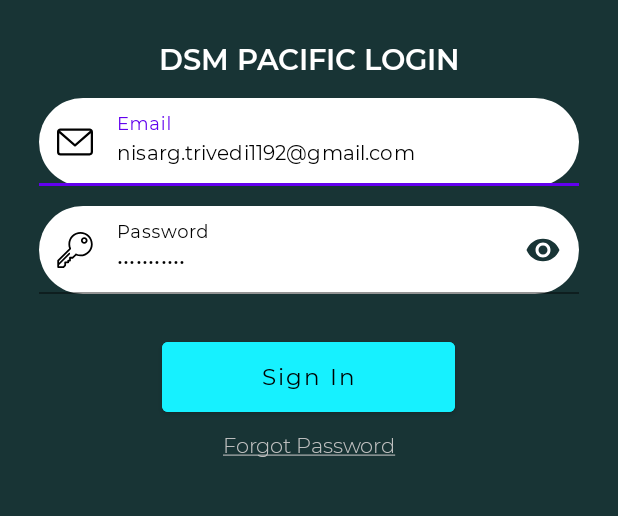
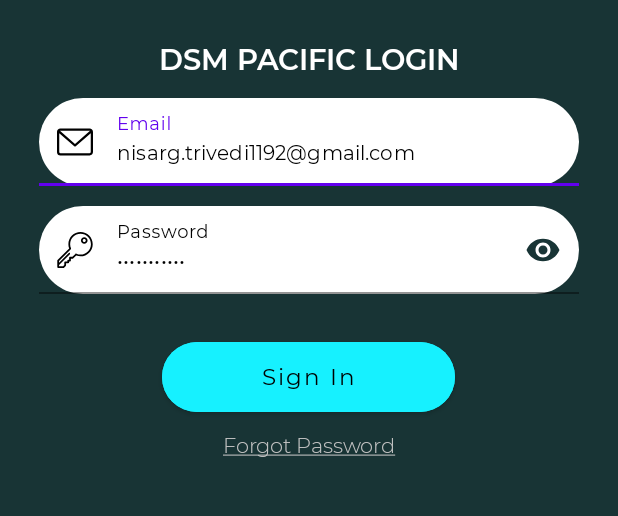
Before and after one commit to nisargtrivedi/DSM_PASIFIC, an Android app: the screen it shows after launch (MainActivity), on a phone screen of 412 x 824 dp, the part 251-767 px from its top. Run offline under Robolectric (Android 15) with nearby library versions, the phone set to English and light mode, and no system bars; our stand-ins replace data binding, sdp/ssp sizes; libraries missing offline, so code that uses them is left out: com.amazonaws.mobileconnectors, com.amazonaws.regions; pictures from the network do not load; 2 statements that could not run were skipped.

Commit message:
Search issue api changes Enquiry Popup issue solved

```diff
--- a/app/src/main/java/com/dsm/ui/Splash.kt
+++ b/app/src/main/java/com/dsm/ui/Splash.kt
@@ -22,16 +22,16 @@ class Splash : BaseActivity() {
             /* Create an Intent that will start the Menu-Activity. */
 
             if(!TextUtils.isEmpty(appPreferences.getString("USERNAME"))){
+                finish()
                 startActivity(
-                        Intent(this, SelectPortalActivity::class.java)
-                                .addFlags(Intent.FLAG_ACTIVITY_NEW_TASK or Intent.FLAG_ACTIVITY_CLEAR_TOP)
-                )
+                        Intent(this, SelectPortalActivity::class.java))
+
             }else {
+                finish()
                 startActivity(
-                        Intent(this, MainActivity::class.java)
-                                .addFlags(Intent.FLAG_ACTIVITY_NEW_TASK or Intent.FLAG_ACTIVITY_CLEAR_TOP)
-                )
+                        Intent(this, MainActivity::class.java))
             }
+            overridePendingTransition(R.anim.slide_right, R.anim.noanim);
 
         }, 3000)
 
--- a/app/src/main/java/com/dsm/ui/adapter/JewelleryListAdapter.kt
+++ b/app/src/main/java/com/dsm/ui/adapter/JewelleryListAdapter.kt
@@ -66,7 +66,7 @@ class JewelleryListAdapter(context: Context, jewelleryList: List<JewelleryModel>
                 .load(R.drawable.noimage)
                 .into(holder.imgJewellery);
         }
-        holder.tvPrice.text = "AUD $ "+task.jewelleryfrontcostaud
+        holder.tvPrice.text = task.jewelleryfrontcostaud
         //holder.imgJewellery.setText(task.PPCT)
 
         holder.tvDetails.setOnClickListener {
--- a/app/src/main/res/layout/activity_item_details.xml
+++ b/app/src/main/res/layout/activity_item_details.xml
@@ -372,7 +372,7 @@
 
                     <com.google.android.material.button.MaterialButton
                         android:backgroundTint="@color/white"
-                        app:cornerRadius="0dp"
+                        app:cornerRadius="@dimen/_15sdp"
                         android:id="@+id/btnEnquiry"
                         app:rippleColor="@color/navigation_color"
                         android:layout_gravity="right"
--- a/app/src/main/res/layout/activity_login.xml
+++ b/app/src/main/res/layout/activity_login.xml
@@ -101,6 +101,7 @@
     </com.google.android.material.textfield.TextInputLayout>
 
     <com.google.android.material.button.MaterialButton
+        app:cornerRadius="@dimen/_20sdp"
         android:id="@+id/btnSignin"
         android:layout_gravity="center"
         android:fontFamily="@font/mon_regular"
--- a/app/src/main/res/layout/email_dialog.xml
+++ b/app/src/main/res/layout/email_dialog.xml
@@ -56,6 +56,7 @@
         android:minHeight="@dimen/_100sdp"
         android:layout_height="wrap_content"></androidx.appcompat.widget.AppCompatEditText>
     <TextView
+        android:visibility="gone"
         android:id="@+id/Email"
         android:layout_below="@id/edtMessage"
         android:layout_marginRight="@dimen/_10sdp"
@@ -69,7 +70,9 @@
         android:layout_width="match_parent"
         android:layout_height="wrap_content"></TextView>
     <androidx.appcompat.widget.AppCompatEditText
+        android:visibility="gone"
         android:id="@+id/edtEmail"
+        android:text="harsh.shah@siimteq.com"
         android:textSize="@dimen/_10ssp"
         android:fontFamily="@font/mon_regular"
         android:paddingLeft="@dimen/_7sdp"
--- a/app/src/main/res/layout/fragment_search.xml
+++ b/app/src/main/res/layout/fragment_search.xml
@@ -368,9 +368,9 @@
                             android:layout_marginRight="@dimen/_5sdp"
                             android:layout_marginLeft="@dimen/_5sdp"
                             android:textColor="@color/black"
-                            app:cornerRadius="@dimen/_5sdp"
+                            app:cornerRadius="@dimen/_10sdp"
                             android:layout_width="wrap_content"
-                            android:layout_height="@dimen/_30sdp"></com.google.android.material.button.MaterialButton>
+                            android:layout_height="@dimen/_35sdp"></com.google.android.material.button.MaterialButton>
 
                     </RelativeLayout>
                 </LinearLayout>
```
Also changed, not shown: app/src/main/java/com/dsm/ui/adapter/InventoryAdapter.kt (+5 -5 lines), app/src/main/java/com/dsm/ui/fragment/InventoryFragment.kt (+8 -3 lines).
